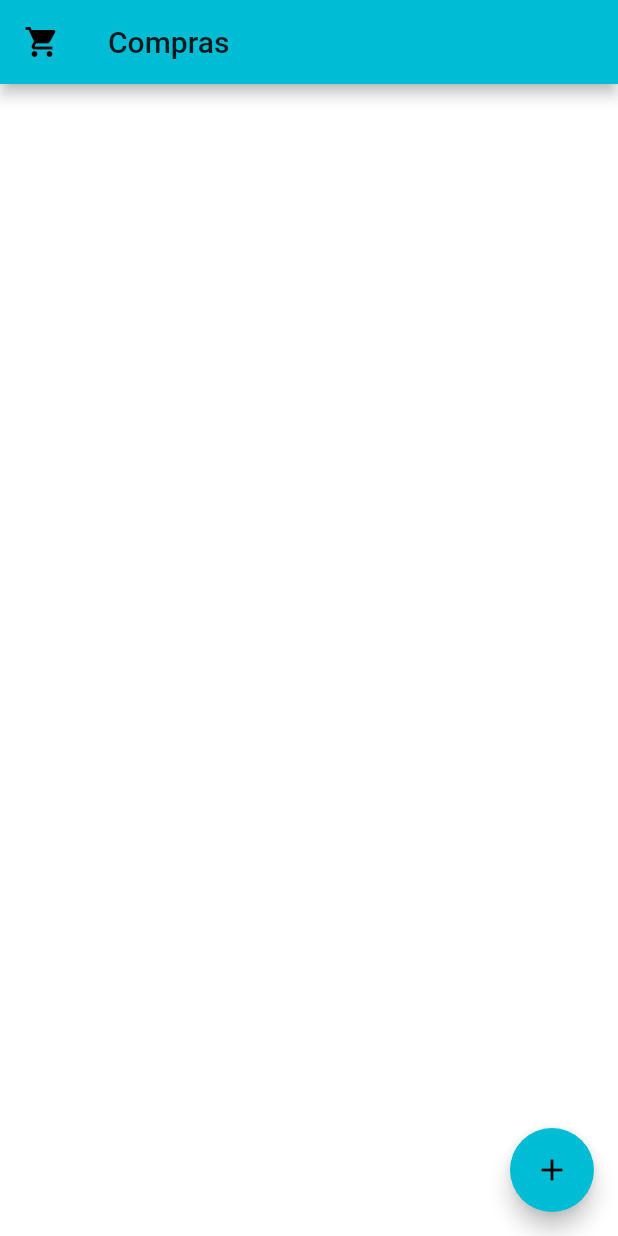
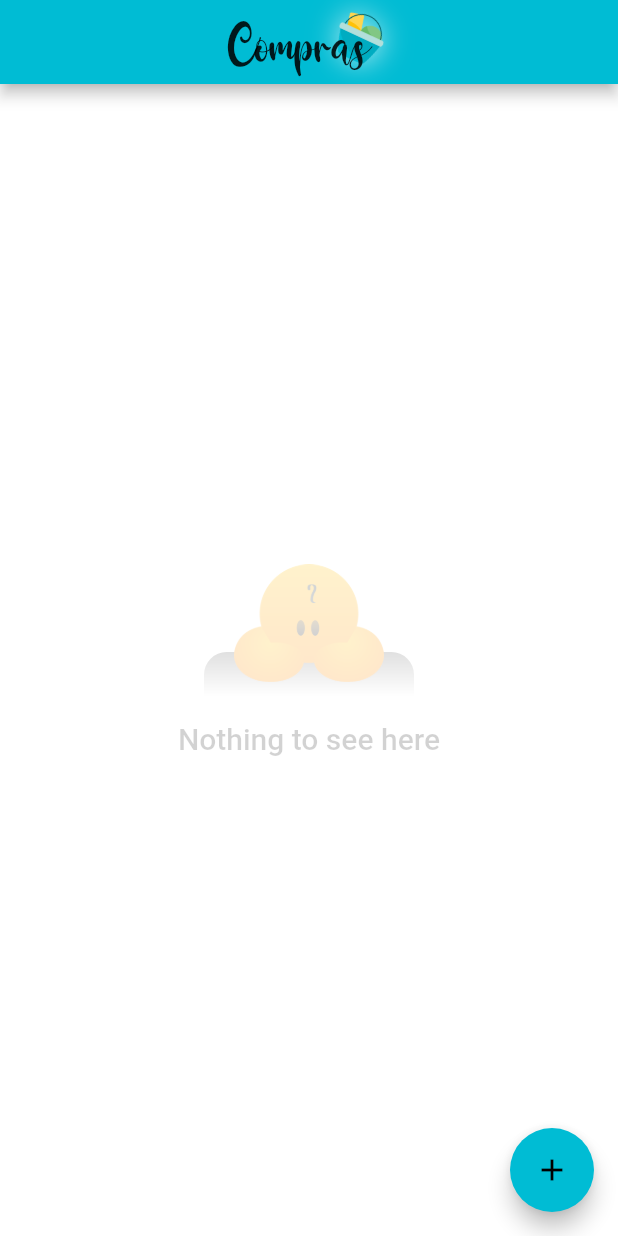
Before and after one commit to vinicius-toshiyuki/compras, a Flutter app: the screen it shows after launch, on a phone screen of 412 x 824 dp. Run offline on Flutter 3.47's test engine with Material 2 defaults, Android fonts, the phone set to English and light mode, and no system bars; our stand-ins replace google_fonts, sqflite; accounts and stored records are empty.

Commit message:
fazendo mais bonito

```diff
--- a/lib/main.dart
+++ b/lib/main.dart
@@ -1,5 +1,8 @@
+import 'dart:math' as Math;
+import 'dart:ui';
 import 'package:flutter/material.dart';
 import 'package:flutter_localizations/flutter_localizations.dart';
+import 'package:google_fonts/google_fonts.dart';
 import 'package:Compras/Compras.dart';
 
 void main() => runApp(ComprasApp());
@@ -16,8 +19,14 @@ class ComprasApp extends StatelessWidget {
 			supportedLocales: S.delegate.supportedLocales,
 			theme: ThemeData(
 				primarySwatch: Colors.cyan,
+				textTheme: GoogleFonts.balooChettanTextTheme(),
 			),
-			darkTheme: ThemeData.dark(),
+			darkTheme: ThemeData.dark().copyWith(
+				textTheme: GoogleFonts.balooChettanTextTheme().apply(
+					displayColor: ThemeData.dark().textTheme.headline1.color,
+					bodyColor: ThemeData.dark().textTheme.bodyText1.color,
+				),
+			),
 			home: DividerTheme(
 				child: ComprasHomePage(),
 				data: DividerTheme.of(context).copyWith(
@@ -26,13 +35,27 @@ class ComprasApp extends StatelessWidget {
 					space: 0,
 				),
 			),
-			routes: <String, WidgetBuilder> {
-				ShoppingListPage.routeName: (BuildContext context) {
+			onGenerateRoute: (settings) {
+				// if (settings.name == ShoppingListPage.routeName);
+				return PageRouteBuilder(
+					barrierColor: Colors.black26,
+					opaque: true,
+					pageBuilder: (context, animation, secondaryAnimation) {
 						final Map<String,dynamic> args = ModalRoute.of(context).settings.arguments ?? Map();
 						return ShoppingListPage(
 							loadedList: args.putIfAbsent('loadedList', () => null),
 						);
 					},
+					transitionsBuilder: (context, animation, secondaryAnimation, child) {
+						return SlideTransition(
+							position: Tween<Offset>(
+								begin: Offset(1, 0),
+								end: Offset.zero,
+							).animate(animation),
+							child: child
+						);
+					},
+				);
 			},
 			debugShowCheckedModeBanner: false,
 		);
@@ -68,13 +91,80 @@ class _ComprasHomePageState extends State<ComprasHomePage> {
 
 	@override
 	Widget build(BuildContext context) {
+		Widget title = Stack(
+			alignment: Alignment.center,
+			children: [
+				Positioned(
+					top: 12,
+					right: 0,
+					height: 40.0,
+					width: 40.0,
+					child: ImageFiltered(
+						imageFilter: ImageFilter.blur(sigmaX: 10, sigmaY: 10),
+						child: Transform.rotate(
+							angle: Math.pi / 180 * 25,
+							alignment: Alignment.center,
+							child: Image.asset('res/images/logo_android.png',
+								color: Theme.of(context).colorScheme.surface.withOpacity(0.75),
+							),
+						),
+					),
+				),
+				Positioned(
+					top: 12,
+					right: 0,
+					height: 40.0,
+					width: 40.0,
+					child: Transform.rotate(
+						angle: Math.pi / 180 * 25,
+						alignment: Alignment.center,
+						child: Image.asset('res/images/logo_android.png'),
+					),
+				),
+				Row(
+					mainAxisSize: MainAxisSize.min,
+					children: [
+						RichText(
+							text: TextSpan(
+								text: S.of(context).title[0],
+								style: Theme.of(context).textTheme.headline6.copyWith(
+									fontFamily: 'Rosanna',
+									fontSize: 64,
+								),
+								children: [
+									TextSpan(
+										text: S.of(context).title.substring(1),
+										style: Theme.of(context).textTheme.headline6.copyWith(
+											fontFamily: 'Rosanna',
+											fontSize: 48,
+										),
+									),
+								],
+							),
+							overflow: TextOverflow.ellipsis,
+						),
+						SizedBox(width: 15.0),
+					],
+				),
+			],
+		);
+
 		return Scaffold(
 			backgroundColor: Theme.of(context).colorScheme.surface,
 			appBar: AppBar(
-				leading: Icon(Icons.local_grocery_store),
-				title: Text(S.of(context).title,
-					overflow: TextOverflow.ellipsis,
-				),
+				// leading: Padding(
+				// 	padding: EdgeInsets.all(8.0),
+				// 	child: Container(
+				// 		padding: EdgeInsets.all(4),
+				// 		child: Image.asset('res/images/logo_android.png'),
+				// 		decoration: BoxDecoration(
+				// 			color: Colors.white,
+				// 			borderRadius: BorderRadius.all(Radius.circular(25)),
+				// 		),
+				// 	),
+				// ),
+				centerTitle: true,
+				title: title,
 				// actions: [
 				// 	IconButton(
 				// 		icon: Icon(Icons.delete),
@@ -82,7 +172,17 @@ class _ComprasHomePageState extends State<ComprasHomePage> {
 				// 	),
 				// ],
 			),
-			body: ReorderableListView(
+			body: (shoppingLists?.length ?? 0) > 0 ? ReorderableListView(
+				header: Container(
+					alignment: Alignment.center,
+					child: Padding(
+						padding: EdgeInsets.all(8.0),
+						child: Text(S.of(context).lists_title,
+							style: Theme.of(context).textTheme.headline5,
+						),
+					),
+				),
+				padding: EdgeInsets.all(8.0),
 				onReorder: (oldIndex, newIndex) => setState(() {
 					final moved = shoppingLists.removeAt(oldIndex);
 					if (newIndex > shoppingLists.length)
@@ -101,10 +201,8 @@ class _ComprasHomePageState extends State<ComprasHomePage> {
 				children: List<Widget>.generate(
 					shoppingLists?.length ?? 0,
 					(int i) {
-						return Padding(
+						return Column(
 							key: Key('Coluna${i}Lista${shoppingLists[i].id}'),
-							padding: EdgeInsets.symmetric(vertical: 8),
-							child: Column(
 							mainAxisSize: MainAxisSize.min,
 							children: <Widget>[
 								Dismissible(
@@ -149,9 +247,56 @@ class _ComprasHomePageState extends State<ComprasHomePage> {
 									),
 								),
 							] + (i == shoppingLists.length - 1 ? [] : [Divider()]),
-							),
 						);
 					},
+				),
+			) : Container(
+				alignment: Alignment.center,
+				child: Opacity(
+					child: Column(
+						mainAxisAlignment: MainAxisAlignment.center,
+						children: [
+							Stack(
+								alignment: Alignment.center,
+								children: [
+									SizedBox(width: 140),
+									Positioned(
+										bottom: 0,
+										height: 30,
+										width: 140,
+										child: Container(
+											decoration: BoxDecoration(
+												gradient: LinearGradient(
+													begin: Alignment.topCenter,
+													end: Alignment.bottomCenter,
+													colors: [
+														Theme.of(context).colorScheme.onSurface.withOpacity(0.6),
+														Theme.of(context).colorScheme.onSurface.withOpacity(0.0),
+													],
+												),
+												borderRadius: BorderRadius.only(
+													topLeft: Radius.circular(15),
+													topRight: Radius.circular(15),
+												),
+											),
+										),
+									),
+									Padding(
+										padding: EdgeInsets.only(bottom: 10.0),
+										child: Image.asset('res/images/blob.png',
+											width: 100,
+											alignment: Alignment.center,
+										),
+									),
+								],
+							),
+							SizedBox(height: 16.0),
+							Text(S.of(context).nothing_to_see,
+								style: Theme.of(context).textTheme.headline6,
+							),
+						],
+					),
+					opacity: 0.2,
 				),
 			),
 			floatingActionButton: FloatingActionButton(
--- a/lib/src/shoppinglist/page.dart
+++ b/lib/src/shoppinglist/page.dart
@@ -80,7 +80,7 @@ class _ShoppingListPageState extends State<ShoppingListPage> with WidgetsBinding
 				appBar: AppBar(
 					title: TextButton(
 						child: Text(list.title,
-							style: Theme.of(context).primaryTextTheme.headline6,
+							style: Theme.of(context).textTheme.headline6,
 							overflow: TextOverflow.ellipsis,
 						),
 						onPressed: () {
--- a/res/string/string_en_US.json
+++ b/res/string/string_en_US.json
@@ -37,5 +37,8 @@
 	"type": "Brand/type",
 	"currency": "\$${value}",
 
+	"lists_title": "Shopping lists",
+	"nothing_to_see": "Nothing to see here",
+
 	"mergeTypesText": "This brand/type already exists. Merge duplicated brands/types?"
 }
--- a/res/string/string_ja.json
+++ b/res/string/string_ja.json
@@ -37,5 +37,8 @@
 	"type": "品種",
 	"currency": "${value}円",
 
+	"lists_title": "買い物リスト",
+	"nothing_to_see": "記録はありません",
+
 	"mergeTypesText": "この品種はもう追加されています. 複写品種を結合します？"
 }
--- a/res/string/string_pt.json
+++ b/res/string/string_pt.json
@@ -37,5 +37,8 @@
 	"type": "marca/tipo",
 	"currency": "R\$${value}",
 
+	"lists_title": "Listas de compras",
+	"nothing_to_see": "Nada para ver aqui",
+
 	"mergeTypesText": "Esta marca/tipo já existe. Deseja juntar as marcas/tipos duplicados?"
 }
```
Also changed, not shown: pubspec.yaml (+11 -10 lines), fonts/Rosanna-Italic.ttf (added), fonts/Rosanna-Regular.ttf (added), lib/src/generated/i18n.dart, lib/src/generated/messages_all.dart, pubspec.lock, res/images/blob.png (added), res/images/logo_android.png, res/images/logo_android_adaptive.png, res/images/logo_ios.png, 26 other files. Lines whose indentation alone changed are shown as unchanged.
